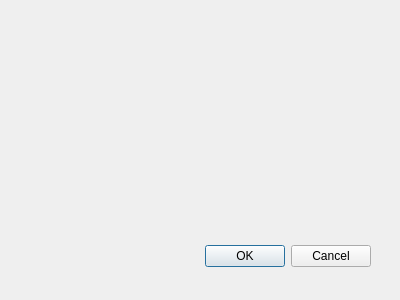
Qt form ui/databasedialog.ui (lasma/ogr2ogr-gui) before a commit.
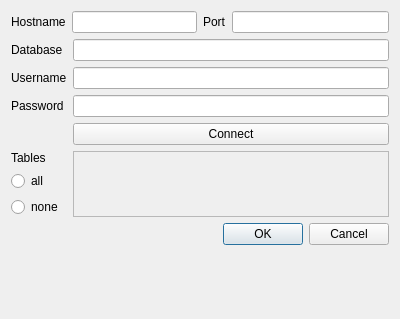
The same form after that commit.

Commit message: intergrate dummy db configuration widget

Diff of the .ui file:
```diff
--- a/ui/databasedialog.ui
+++ b/ui/databasedialog.ui
@@ -9,28 +9,144 @@
     <x>0</x>
     <y>0</y>
     <width>400</width>
-    <height>300</height>
+    <height>319</height>
    </rect>
   </property>
   <property name="windowTitle">
    <string>Dialog</string>
   </property>
-  <widget class="QDialogButtonBox" name="buttonBox">
-   <property name="geometry">
-    <rect>
-     <x>30</x>
-     <y>240</y>
-     <width>341</width>
-     <height>32</height>
-    </rect>
+  <layout class="QFormLayout" name="formLayout">
+   <property name="fieldGrowthPolicy">
+    <enum>QFormLayout::AllNonFixedFieldsGrow</enum>
    </property>
-   <property name="orientation">
-    <enum>Qt::Horizontal</enum>
-   </property>
-   <property name="standardButtons">
-    <set>QDialogButtonBox::Cancel|QDialogButtonBox::Ok</set>
-   </property>
-  </widget>
+   <item row="0" column="0" colspan="2">
+    <layout class="QHBoxLayout" name="horizontalLayout_3">
+     <item>
+      <layout class="QHBoxLayout" name="horizontalLayout">
+       <item>
+        <widget class="QLabel" name="label_2">
+         <property name="text">
+          <string>Hostname</string>
+         </property>
+        </widget>
+       </item>
+       <item>
+        <widget class="QLineEdit" name="txtDbHost"/>
+       </item>
+      </layout>
+     </item>
+     <item>
+      <layout class="QHBoxLayout" name="horizontalLayout_2">
+       <item>
+        <widget class="QLabel" name="label_6">
+         <property name="text">
+          <string>Port</string>
+         </property>
+        </widget>
+       </item>
+       <item>
+        <widget class="QLineEdit" name="txtDbPort"/>
+       </item>
+      </layout>
+     </item>
+    </layout>
+   </item>
+   <item row="1" column="0">
+    <widget class="QLabel" name="label_3">
+     <property name="text">
+      <string>Database</string>
+     </property>
+    </widget>
+   </item>
+   <item row="1" column="1">
+    <widget class="QLineEdit" name="txtDbName"/>
+   </item>
+   <item row="2" column="0">
+    <widget class="QLabel" name="label_4">
+     <property name="text">
+      <string>Username</string>
+     </property>
+    </widget>
+   </item>
+   <item row="2" column="1">
+    <widget class="QLineEdit" name="txtDbUser"/>
+   </item>
+   <item row="3" column="0">
+    <widget class="QLabel" name="label_5">
+     <property name="text">
+      <string>Password</string>
+     </property>
+    </widget>
+   </item>
+   <item row="3" column="1">
+    <widget class="QLineEdit" name="txtDbPass"/>
+   </item>
+   <item row="4" column="0">
+    <spacer name="horizontalSpacer">
+     <property name="orientation">
+      <enum>Qt::Horizontal</enum>
+     </property>
+     <property name="sizeHint" stdset="0">
+      <size>
+       <width>40</width>
+       <height>20</height>
+      </size>
+     </property>
+    </spacer>
+   </item>
+   <item row="4" column="1">
+    <widget class="QPushButton" name="btnDbConnect">
+     <property name="text">
+      <string>Connect</string>
+     </property>
+    </widget>
+   </item>
+   <item row="5" column="0">
+    <layout class="QVBoxLayout" name="verticalLayout">
+     <item>
+      <widget class="QLabel" name="label_7">
+       <property name="text">
+        <string>Tables</string>
+       </property>
+      </widget>
+     </item>
+     <item>
+      <widget class="QRadioButton" name="radioButton">
+       <property name="text">
+        <string>all</string>
+       </property>
+      </widget>
+     </item>
+     <item>
+      <widget class="QRadioButton" name="radioButton_2">
+       <property name="text">
+        <string>none</string>
+       </property>
+      </widget>
+     </item>
+    </layout>
+   </item>
+   <item row="5" column="1">
+    <widget class="QFrame" name="frame">
+     <property name="frameShape">
+      <enum>QFrame::StyledPanel</enum>
+     </property>
+     <property name="frameShadow">
+      <enum>QFrame::Raised</enum>
+     </property>
+    </widget>
+   </item>
+   <item row="6" column="1">
+    <widget class="QDialogButtonBox" name="buttonBox">
+     <property name="orientation">
+      <enum>Qt::Horizontal</enum>
+     </property>
+     <property name="standardButtons">
+      <set>QDialogButtonBox::Cancel|QDialogButtonBox::Ok</set>
+     </property>
+    </widget>
+   </item>
+  </layout>
  </widget>
  <pixmapfunction/>
  <resources/>
```
Left out of the diff: 5 changed lines with no effect on the pictures. The commit also changes 5 other files.
